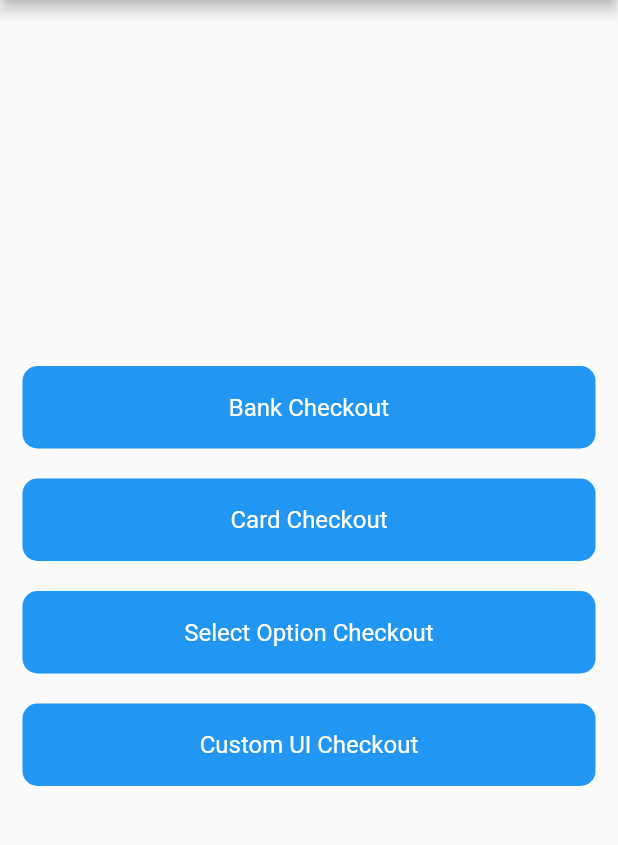
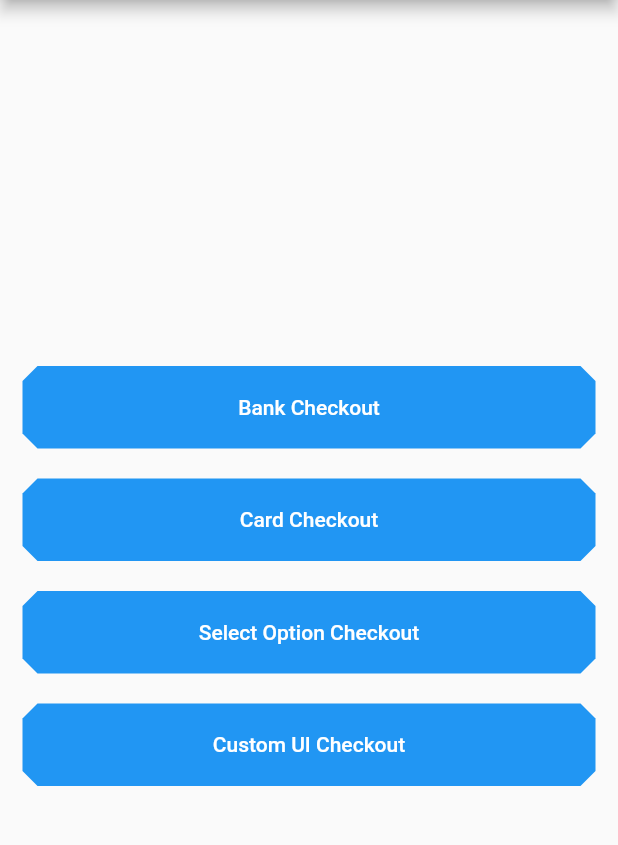
Before and after one commit to timilehinjegede/flutter-paystack-demo, a Flutter app: the screen it shows after launch, on a phone screen of 412 x 824 dp, the part 84-929 px from its top. Run offline on Flutter 3.47's test engine with Material 2 defaults, Android fonts, the phone set to English and light mode, and no system bars; missing offline and left inert: flutter_paystack.

Commit message:
Changed container to button widget

```diff
--- a/lib/views/widgets/app_button.dart
+++ b/lib/views/widgets/app_button.dart
@@ -1,31 +1,26 @@
 import 'package:flutter/material.dart';
 
 class AppButton extends StatelessWidget {
-
   final VoidCallback onTap;
   final String content;
 
-  AppButton({this.onTap,this.content});
+  AppButton({this.onTap, this.content});
 
   @override
   Widget build(BuildContext context) {
-    return InkWell(
-      onTap: onTap,
-      child: Container(
-        height: 55,
-        width: MediaQuery.of(context).size.width,
-        decoration: BoxDecoration(
-          color: Colors.blue,
-          borderRadius: BorderRadius.circular(10),
+    return SizedBox(
+      height: 55,
+      child: FlatButton(
+        shape: BeveledRectangleBorder(
+          borderRadius: BorderRadius.circular(
+            10,
+          ),
         ),
+        color: Colors.blue,
+        textColor: Colors.white,
+        onPressed: onTap,
         child: Center(
-          child: Text(
-            content,
-            style: TextStyle(
-              color: Colors.white,
-              fontSize: 16,
-            ),
-          ),
+          child: Text(content),
         ),
       ),
     );
```
Also changed, not shown: 2 other files.
